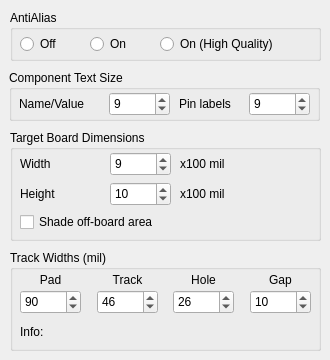
The window that src/renderingdialog.ui (melak/veroroute) describes before a commit, drawn with Qt 5.
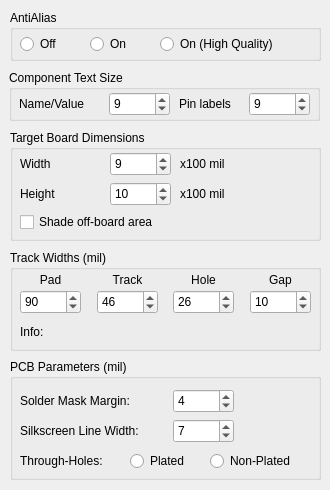
The same window after the commit.

Commit message: Added PCB mode.  Added PTH / NPTH and other PCB options to Rendering Dialog.

```diff
--- a/src/renderingdialog.ui
+++ b/src/renderingdialog.ui
@@ -7,19 +7,19 @@
     <x>0</x>
     <y>0</y>
     <width>330</width>
-    <height>360</height>
+    <height>490</height>
    </rect>
   </property>
   <property name="minimumSize">
    <size>
     <width>330</width>
-    <height>360</height>
+    <height>490</height>
    </size>
   </property>
   <property name="maximumSize">
    <size>
     <width>330</width>
-    <height>360</height>
+    <height>490</height>
    </size>
   </property>
   <property name="windowTitle">
@@ -508,6 +508,143 @@
     </property>
    </widget>
   </widget>
+  <widget class="QGroupBox" name="groupBox_4">
+   <property name="geometry">
+    <rect>
+     <x>10</x>
+     <y>359</y>
+     <width>311</width>
+     <height>121</height>
+    </rect>
+   </property>
+   <property name="title">
+    <string>PCB Parameters (mil)</string>
+   </property>
+   <widget class="QLabel" name="label_mask">
+    <property name="geometry">
+     <rect>
+      <x>10</x>
+      <y>30</y>
+      <width>141</width>
+      <height>24</height>
+     </rect>
+    </property>
+    <property name="text">
+     <string>Solder Mask Margin:</string>
+    </property>
+    <property name="alignment">
+     <set>Qt::AlignLeading|Qt::AlignLeft|Qt::AlignVCenter</set>
+    </property>
+   </widget>
+   <widget class="QLabel" name="label_silk">
+    <property name="geometry">
+     <rect>
+      <x>10</x>
+      <y>60</y>
+      <width>141</width>
+      <height>24</height>
+     </rect>
+    </property>
+    <property name="text">
+     <string>Silkscreen Line Width:</string>
+    </property>
+    <property name="alignment">
+     <set>Qt::AlignLeading|Qt::AlignLeft|Qt::AlignVCenter</set>
+    </property>
+   </widget>
+   <widget class="QSpinBox" name="maskWidth">
+    <property name="geometry">
+     <rect>
+      <x>163</x>
+      <y>30</y>
+      <width>61</width>
+      <height>24</height>
+     </rect>
+    </property>
+    <property name="toolTip">
+     <string>Solder mask margin (1 mil = 0.001 inches)</string>
+    </property>
+    <property name="minimum">
+     <number>0</number>
+    </property>
+    <property name="maximum">
+     <number>10</number>
+    </property>
+    <property name="singleStep">
+     <number>1</number>
+    </property>
+    <property name="value">
+     <number>4</number>
+    </property>
+   </widget>
+   <widget class="QSpinBox" name="silkWidth">
+    <property name="geometry">
+     <rect>
+      <x>163</x>
+      <y>60</y>
+      <width>61</width>
+      <height>24</height>
+     </rect>
+    </property>
+    <property name="toolTip">
+     <string>Silkscreen line width (1 mil = 0.001 inches)</string>
+    </property>
+    <property name="minimum">
+     <number>1</number>
+    </property>
+    <property name="maximum">
+     <number>10</number>
+    </property>
+    <property name="singleStep">
+     <number>1</number>
+    </property>
+    <property name="value">
+     <number>7</number>
+    </property>
+   </widget>
+   <widget class="QRadioButton" name="holePTH">
+    <property name="geometry">
+     <rect>
+      <x>120</x>
+      <y>90</y>
+      <width>71</width>
+      <height>24</height>
+     </rect>
+    </property>
+    <property name="text">
+     <string>Plated</string>
+    </property>
+   </widget>
+   <widget class="QRadioButton" name="holeNPTH">
+    <property name="geometry">
+     <rect>
+      <x>200</x>
+      <y>90</y>
+      <width>101</width>
+      <height>24</height>
+     </rect>
+    </property>
+    <property name="text">
+     <string>Non-Plated</string>
+    </property>
+   </widget>
+   <widget class="QLabel" name="label_holetype">
+    <property name="geometry">
+     <rect>
+      <x>10</x>
+      <y>90</y>
+      <width>101</width>
+      <height>24</height>
+     </rect>
+    </property>
+    <property name="text">
+     <string>Through-Holes:</string>
+    </property>
+    <property name="alignment">
+     <set>Qt::AlignLeading|Qt::AlignLeft|Qt::AlignVCenter</set>
+    </property>
+   </widget>
+  </widget>
  </widget>
  <resources/>
  <connections/>
```
The commit also changes 12 other files.
